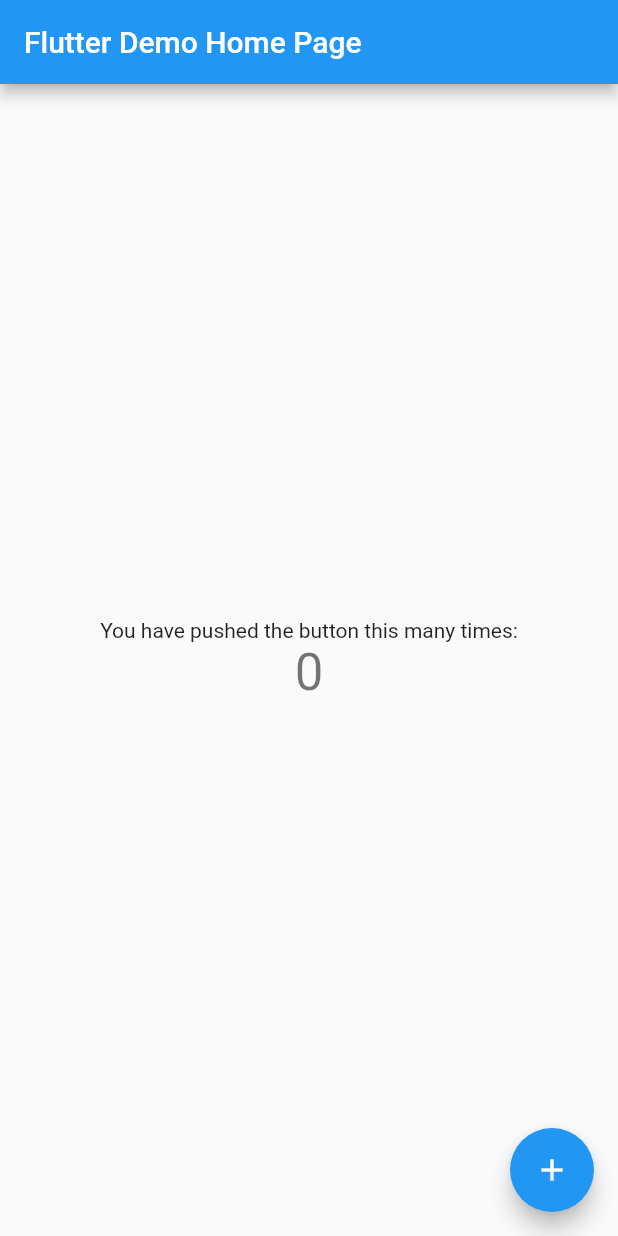
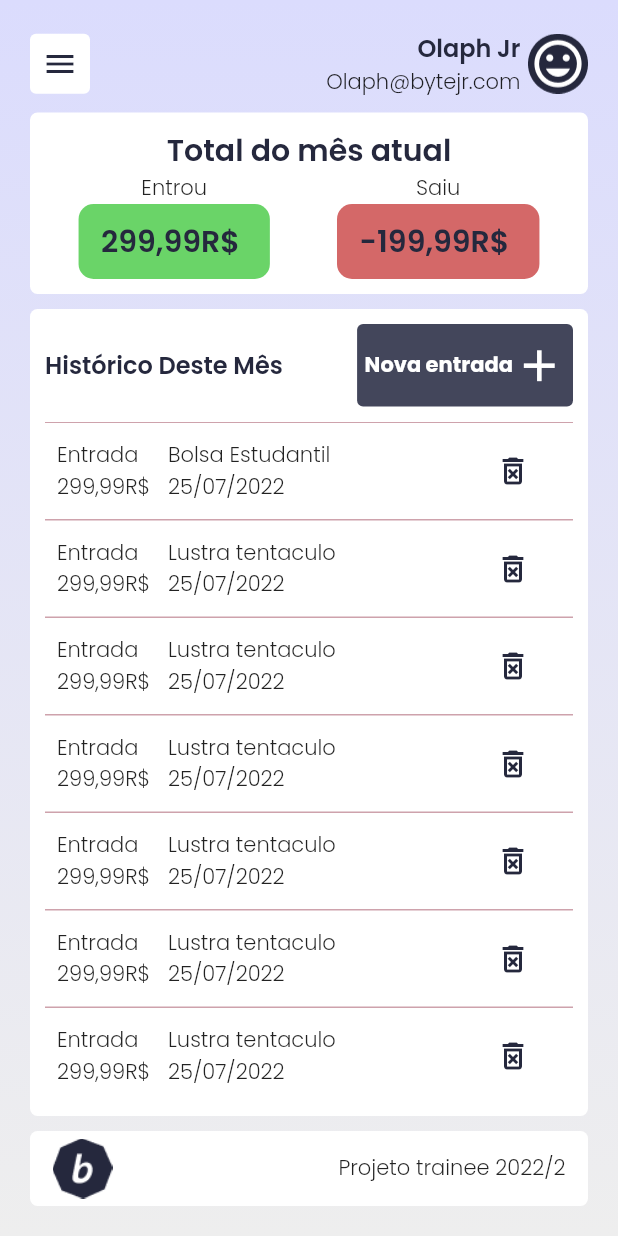
Before and after one commit to Eduaugust/finance_app, a Flutter app: the screen it shows after launch, on a phone screen of 412 x 824 dp. Run offline on Flutter 3.47's test engine with Material 2 defaults, Android fonts, the phone set to English and light mode, and no system bars; our stand-ins replace google_fonts.

Commit message:
homePage

```diff
--- a/lib/main.dart
+++ b/lib/main.dart
@@ -1,115 +1,18 @@
+import 'package:finance_app/modules/home/home_page.dart';
+import 'package:finance_app/shared/themes/app_colors.dart';
 import 'package:flutter/material.dart';
 
 void main() {
-  runApp(const MyApp());
+  runApp(const Start());
 }
 
-class MyApp extends StatelessWidget {
-  const MyApp({Key? key}) : super(key: key);
+class Start extends StatelessWidget {
+  const Start({Key? key}) : super(key: key);
 
-  // This widget is the root of your application.
   @override
   Widget build(BuildContext context) {
-    return MaterialApp(
-      title: 'Flutter Demo',
-      theme: ThemeData(
-        // This is the theme of your application.
-        //
-        // Try running your application with "flutter run". You'll see the
-        // application has a blue toolbar. Then, without quitting the app, try
-        // changing the primarySwatch below to Colors.green and then invoke
-        // "hot reload" (press "r" in the console where you ran "flutter run",
-        // or simply save your changes to "hot reload" in a Flutter IDE).
-        // Notice that the counter didn't reset back to zero; the application
-        // is not restarted.
-        primarySwatch: Colors.blue,
-      ),
-      home: const MyHomePage(title: 'Flutter Demo Home Page'),
+    return const MaterialApp(
+      home: HomePage(),
     );
   }
 }
-
-class MyHomePage extends StatefulWidget {
-  const MyHomePage({Key? key, required this.title}) : super(key: key);
-
-  // This widget is the home page of your application. It is stateful, meaning
-  // that it has a State object (defined below) that contains fields that affect
-  // how it looks.
-
-  // This class is the configuration for the state. It holds the values (in this
-  // case the title) provided by the parent (in this case the App widget) and
-  // used by the build method of the State. Fields in a Widget subclass are
-  // always marked "final".
-
-  final String title;
-
-  @override
-  State<MyHomePage> createState() => _MyHomePageState();
-}
-
-class _MyHomePageState extends State<MyHomePage> {
-  int _counter = 0;
-
-  void _incrementCounter() {
-    setState(() {
-      // This call to setState tells the Flutter framework that something has
-      // changed in this State, which causes it to rerun the build method below
-      // so that the display can reflect the updated values. If we changed
-      // _counter without calling setState(), then the build method would not be
-      // called again, and so nothing would appear to happen.
-      _counter++;
-    });
-  }
-
-  @override
-  Widget build(BuildContext context) {
-    // This method is rerun every time setState is called, for instance as done
-    // by the _incrementCounter method above.
-    //
-    // The Flutter framework has been optimized to make rerunning build methods
-    // fast, so that you can just rebuild anything that needs updating rather
-    // than having to individually change instances of widgets.
-    return Scaffold(
-      appBar: AppBar(
-        // Here we take the value from the MyHomePage object that was created by
-        // the App.build method, and use it to set our appbar title.
-        title: Text(widget.title),
-      ),
-      body: Center(
-        // Center is a layout widget. It takes a single child and positions it
-        // in the middle of the parent.
-        child: Column(
-          // Column is also a layout widget. It takes a list of children and
-          // arranges them vertically. By default, it sizes itself to fit its
-          // children horizontally, and tries to be as tall as its parent.
-          //
-          // Invoke "debug painting" (press "p" in the console, choose the
-          // "Toggle Debug Paint" action from the Flutter Inspector in Android
-          // Studio, or the "Toggle Debug Paint" command in Visual Studio Code)
-          // to see the wireframe for each widget.
-          //
-          // Column has various properties to control how it sizes itself and
-          // how it positions its children. Here we use mainAxisAlignment to
-          // center the children vertically; the main axis here is the vertical
-          // axis because Columns are vertical (the cross axis would be
-          // horizontal).
-          mainAxisAlignment: MainAxisAlignment.center,
-          children: <Widget>[
-            const Text(
-              'You have pushed the button this many times:',
-            ),
-            Text(
-              '$_counter',
-              style: Theme.of(context).textTheme.headline4,
-            ),
-          ],
-        ),
-      ),
-      floatingActionButton: FloatingActionButton(
-        onPressed: _incrementCounter,
-        tooltip: 'Increment',
-        child: const Icon(Icons.add),
-      ), // This trailing comma makes auto-formatting nicer for build methods.
-    );
-  }
-}
--- /dev/null
+++ b/lib/modules/home/home_page.dart
@@ -0,0 +1,40 @@
+import 'package:finance_app/shared/widgets/balance.dart';
+import 'package:finance_app/shared/widgets/footer.dart';
+import 'package:finance_app/shared/widgets/header.dart';
+import 'package:finance_app/shared/widgets/history.dart';
+import 'package:flutter/material.dart';
+
+class HomePage extends StatelessWidget {
+  const HomePage({Key? key}) : super(key: key);
+
+  @override
+  Widget build(BuildContext context) {
+    return Scaffold(
+      body: Container(
+        decoration: const BoxDecoration(
+          gradient: LinearGradient(
+            begin: Alignment.topCenter,
+            end: Alignment.bottomCenter,
+            colors: [Color(0xFFDBDCFD), Color(0xFFEEEEEE)],
+          ),
+        ),
+        child: SafeArea(
+          child: Padding(
+            padding: const EdgeInsets.all(20),
+            child: Column(
+              children: const <Widget>[
+                Header(),
+                SizedBox(height: 10),
+                Balance(),
+                SizedBox(height: 10),
+                Expanded(child: History()),
+                SizedBox(height: 10),
+                Footer(),
+              ],
+            ),
+          ),
+        ),
+      ),
+    );
+  }
+}
--- /dev/null
+++ b/lib/shared/themes/app_colors.dart
@@ -0,0 +1,11 @@
+import 'package:flutter/material.dart';
+
+class AppColors {
+  static const blue1 = Color(0xFF25283D);
+  static const blue2 = Color(0xFF43465B);
+  static const blue3 = Color(0xFF5A5D72);
+  static const stroke = Color(0xFFCEA2AC);
+  static const v1 = Color(0xFFD46868);
+  static const v2 = Color(0xFF6AD468);
+  static const white = Color(0xFFFFFFFF);
+}
--- /dev/null
+++ b/lib/shared/themes/app_images.dart
@@ -0,0 +1,4 @@
+class AppImages {
+  static const happyIcon = "assets/images/happy_icon.png";
+  static const byteIcon = "assets/images/byte_icon.png";
+}
--- /dev/null
+++ b/lib/shared/themes/app_text_style.dart
@@ -0,0 +1,29 @@
+import 'package:finance_app/shared/themes/app_colors.dart';
+import 'package:flutter/widgets.dart';
+import 'package:google_fonts/google_fonts.dart';
+
+class AppTextStyle {
+  static final light20 =
+      GoogleFonts.poppins(fontWeight: FontWeight.w300, fontSize: 20);
+  static final light = GoogleFonts.poppins(
+    fontWeight: FontWeight.w300,
+  );
+  static final light24 =
+      GoogleFonts.poppins(fontWeight: FontWeight.w400, fontSize: 24);
+  static final regular24 =
+      GoogleFonts.poppins(fontWeight: FontWeight.w300, fontSize: 24);
+  static final regular32 = GoogleFonts.poppins(
+      fontWeight: FontWeight.w300, fontSize: 32, color: AppColors.blue1);
+  static final header16 = GoogleFonts.poppins(
+      fontWeight: FontWeight.w600, fontSize: 16, color: AppColors.blue1);
+  static final header14 = GoogleFonts.poppins(
+      fontWeight: FontWeight.w600, fontSize: 14, color: AppColors.blue1);
+  static final header20 = GoogleFonts.poppins(
+      fontWeight: FontWeight.w600, fontSize: 20, color: AppColors.blue1);
+  static final addButton =
+      GoogleFonts.poppins(fontWeight: FontWeight.w700, color: AppColors.white);
+  static final header24 = GoogleFonts.poppins(
+      fontWeight: FontWeight.w600, fontSize: 24, color: AppColors.blue1);
+  static final header32 = GoogleFonts.poppins(
+      fontWeight: FontWeight.w700, fontSize: 32, color: AppColors.blue1);
+}
--- /dev/null
+++ b/lib/shared/widgets/balance.dart
@@ -0,0 +1,61 @@
+import 'package:finance_app/shared/themes/app_colors.dart';
+import 'package:flutter/material.dart';
+import 'package:finance_app/shared/themes/app_text_style.dart';
+
+class Balance extends StatelessWidget {
+  const Balance({Key? key}) : super(key: key);
+
+  @override
+  Widget build(BuildContext context) {
+    return Container(
+        padding: const EdgeInsets.all(10),
+        decoration: BoxDecoration(
+          borderRadius: BorderRadius.circular(5),
+          color: AppColors.white,
+        ),
+        child: Column(
+          mainAxisAlignment: MainAxisAlignment.center,
+          children: [
+            Row(
+              mainAxisAlignment: MainAxisAlignment.center,
+              children: [
+                Text("Total do mês atual", style: AppTextStyle.header20),
+              ],
+            ),
+            Row(
+              mainAxisAlignment: MainAxisAlignment.spaceAround,
+              children: [
+                Column(
+                  children: [
+                    Text('Entrou', style: AppTextStyle.light),
+                    Container(
+                      padding: const EdgeInsets.only(
+                          top: 10, bottom: 10, left: 15, right: 20),
+                      decoration: BoxDecoration(
+                        color: AppColors.v2,
+                        borderRadius: BorderRadius.circular(10),
+                      ),
+                      child: Text('299,99R\$', style: AppTextStyle.header20),
+                    ),
+                  ],
+                ),
+                Column(
+                  children: [
+                    Text('Saiu', style: AppTextStyle.light),
+                    Container(
+                        padding: const EdgeInsets.only(
+                            top: 10, bottom: 10, left: 15, right: 20),
+                        decoration: BoxDecoration(
+                          color: AppColors.v1,
+                          borderRadius: BorderRadius.circular(10),
+                        ),
+                        child:
+                            Text('-199,99R\$', style: AppTextStyle.header20)),
+                  ],
+                ),
+              ],
+            ),
+          ],
+        ));
+  }
+}
--- /dev/null
+++ b/lib/shared/widgets/footer.dart
@@ -0,0 +1,27 @@
+import 'package:finance_app/shared/themes/app_colors.dart';
+import 'package:finance_app/shared/themes/app_images.dart';
+import 'package:finance_app/shared/themes/app_text_style.dart';
+import 'package:flutter/cupertino.dart';
+import 'package:flutter/material.dart';
+
+class Footer extends StatelessWidget {
+  const Footer({Key? key}) : super(key: key);
+
+  @override
+  Widget build(BuildContext context) {
+    return Container(
+      padding: const EdgeInsets.only(top: 5, bottom: 5, left: 15, right: 15),
+      decoration: BoxDecoration(
+        color: AppColors.white,
+        borderRadius: BorderRadius.circular(5),
+      ),
+      child: Row(
+        mainAxisAlignment: MainAxisAlignment.spaceBetween,
+        children: <Widget>[
+          Image.asset(AppImages.byteIcon, height: 40, width: 40),
+          Text('Projeto trainee 2022/2', style: AppTextStyle.light),
+        ],
+      ),
+    );
+  }
+}
--- /dev/null
+++ b/lib/shared/widgets/header.dart
@@ -0,0 +1,52 @@
+import 'package:finance_app/shared/themes/app_colors.dart';
+import 'package:finance_app/shared/themes/app_images.dart';
+import 'package:finance_app/shared/themes/app_text_style.dart';
+import 'package:flutter/material.dart';
+
+class Header extends StatelessWidget {
+  const Header({Key? key}) : super(key: key);
+
+  @override
+  Widget build(BuildContext context) {
+    return Row(
+      children: <Widget>[
+        // Botao drawer
+        SizedBox(
+          height: 40,
+          width: 40,
+          child: TextButton(
+              style: ButtonStyle(
+                  backgroundColor:
+                      MaterialStateProperty.all<Color>(AppColors.white)),
+              onPressed: () {},
+              child: const Icon(
+                Icons.menu,
+                color: AppColors.blue1,
+              )),
+        ),
+
+        const Spacer(),
+
+        // Nome e email
+        Column(crossAxisAlignment: CrossAxisAlignment.end, children: <Widget>[
+          Text(
+            'Olaph Jr',
+            style: AppTextStyle.header16,
+          ),
+          Text(
+            'Olaph@bytejr.com',
+            style: AppTextStyle.light,
+          ),
+        ]),
+        Container(
+          margin: const EdgeInsets.only(left: 5),
+          child: Image.asset(
+            AppImages.happyIcon,
+            height: 40,
+            width: 40,
+          ),
+        ),
+      ],
+    );
+  }
+}
--- /dev/null
+++ b/lib/shared/widgets/history.dart
@@ -0,0 +1,138 @@
+import 'package:finance_app/shared/themes/app_colors.dart';
+import 'package:finance_app/shared/themes/app_text_style.dart';
+import 'package:finance_app/shared/widgets/listItem.dart';
+import 'package:flutter/material.dart';
+
+class History extends StatelessWidget {
+  const History({Key? key}) : super(key: key);
+
+  @override
+  Widget build(BuildContext context) {
+    return Container(
+      decoration: BoxDecoration(
+        color: AppColors.white,
+        borderRadius: BorderRadius.circular(5),
+      ),
+      padding: const EdgeInsets.all(10),
+      child: Column(
+        children: [
+          // Cabeçalho e botão para adiconar nova entrada
+          Row(
+            mainAxisAlignment: MainAxisAlignment.spaceBetween,
+            children: [
+              Text('Histórico Deste Mês', style: AppTextStyle.header16),
+              TextButton(
+                style: TextButton.styleFrom(
+                    padding: const EdgeInsets.only(
+                        right: 5, left: 5, top: 10, bottom: 10),
+                    backgroundColor: AppColors.blue2),
+                onPressed: () {
+                  // Open Modal
+                },
+                child: Row(
+                  children: [
+                    Text(
+                      'Nova entrada',
+                      style: AppTextStyle.addButton,
+                    ),
+                    const Icon(
+                      Icons.add,
+                      color: AppColors.white,
+                      size: 35,
+                    )
+                  ],
+                ),
+              ),
+            ],
+          ),
+
+          // Lista para vizualizar
+          Expanded(
+            child: Container(
+              margin: const EdgeInsets.only(top: 10, bottom: 10),
+              child: const MyList(),
+            ),
+          )
+        ],
+      ),
+    );
+  }
+}
+
+class MyList extends StatelessWidget {
+  const MyList({Key? key}) : super(key: key);
+
+  @override
+  Widget build(BuildContext context) {
+    return ListView(
+      children: const [
+        Separator(),
+        ListItem(
+            entrance: 'Entrada',
+            value: '299,99',
+            description: 'Bolsa Estudantil',
+            date: '25/07/2022'),
+        Separator(),
+        ListItem(
+            entrance: 'Entrada',
+            value: '299,99',
+            description: 'Lustra tentaculo',
+            date: '25/07/2022'),
+        Separator(),
+        ListItem(
+            entrance: 'Entrada',
+            value: '299,99',
+            description: 'Lustra tentaculo',
+            date: '25/07/2022'),
+        Separator(),
+        ListItem(
+            entrance: 'Entrada',
+            value: '299,99',
+            description: 'Lustra tentaculo',
+            date: '25/07/2022'),
+        Separator(),
+        ListItem(
+            entrance: 'Entrada',
+            value: '299,99',
+            description: 'Lustra tentaculo',
+            date: '25/07/2022'),
+        Separator(),
+        ListItem(
+            entrance: 'Entrada',
+            value: '299,99',
+            description: 'Lustra tentaculo',
+            date: '25/07/2022'),
+        Separator(),
+        ListItem(
+            entrance: 'Entrada',
+            value: '299,99',
+            description: 'Lustra tentaculo',
+            date: '25/07/2022'),
+        Separator(),
+        ListItem(
+            entrance: 'Entrada',
+            value: '299,99',
+            description: 'Lustra tentaculo',
+            date: '25/07/2022'),
+        Separator(),
+      ],
+    );
+  }
+}
+
+class Separator extends StatelessWidget {
+  const Separator({Key? key}) : super(key: key);
+
+  @override
+  Widget build(BuildContext context) {
+    return Row(
+      children: [
+        Expanded(
+            child: Container(
+          color: AppColors.stroke,
+          height: 1,
+        )),
+      ],
+    );
+  }
+}
--- /dev/null
+++ b/lib/shared/widgets/listItem.dart
@@ -0,0 +1,59 @@
+import 'package:flutter/material.dart';
+import 'package:finance_app/shared/themes/app_colors.dart';
+import 'package:finance_app/shared/themes/app_text_style.dart';
+
+class ListItem extends StatelessWidget {
+  final entrance;
+  final value;
+  final description;
+  final date;
+
+  const ListItem(
+      {Key? key,
+      required this.entrance,
+      required this.value,
+      required this.date,
+      required this.description})
+      : super(key: key);
+
+  @override
+  Widget build(BuildContext context) {
+    return Padding(
+      padding: const EdgeInsets.all(8.0),
+      child: Row(
+        mainAxisAlignment: MainAxisAlignment.spaceBetween,
+        children: [
+          Row(
+            children: [
+              // Entrada e valor
+              Column(
+                crossAxisAlignment: CrossAxisAlignment.start,
+                children: [
+                  Text(entrance, style: AppTextStyle.light),
+                  Text("${value}R\$", style: AppTextStyle.light),
+                ],
+              ),
+              const SizedBox(width: 12),
+
+              // Descricao e data
+              Column(
+                crossAxisAlignment: CrossAxisAlignment.start,
+                children: [
+                  Text(description, style: AppTextStyle.light),
+                  Text(date, style: AppTextStyle.light),
+                ],
+              ),
+            ],
+          ),
+          TextButton(
+            onPressed: () {},
+            child: const Icon(
+              Icons.delete_forever_outlined,
+              color: AppColors.blue1,
+            ),
+          ),
+        ],
+      ),
+    );
+  }
+}
--- a/pubspec.yaml
+++ b/pubspec.yaml
@@ -34,6 +34,7 @@ dependencies:
   # The following adds the Cupertino Icons font to your application.
   # Use with the CupertinoIcons class for iOS style icons.
   cupertino_icons: ^1.0.2
+  google_fonts: ^3.0.1
 
 dev_dependencies:
   flutter_test:
@@ -61,6 +62,9 @@ flutter:
   # assets:
   #   - images/a_dot_burr.jpeg
   #   - images/a_dot_ham.jpeg
+  assets:
+    - assets/images/
+    - api/
 
   # An image asset can refer to one or more resolution-specific "variants", see
   # https://flutter.dev/assets-and-images/#resolution-aware
```
Also changed, not shown: api/listData.json (added, +26 -0 lines), assets/images/byte_icon.png (added), assets/images/happy_icon.png (added), pubspec.lock, 2 other files.
